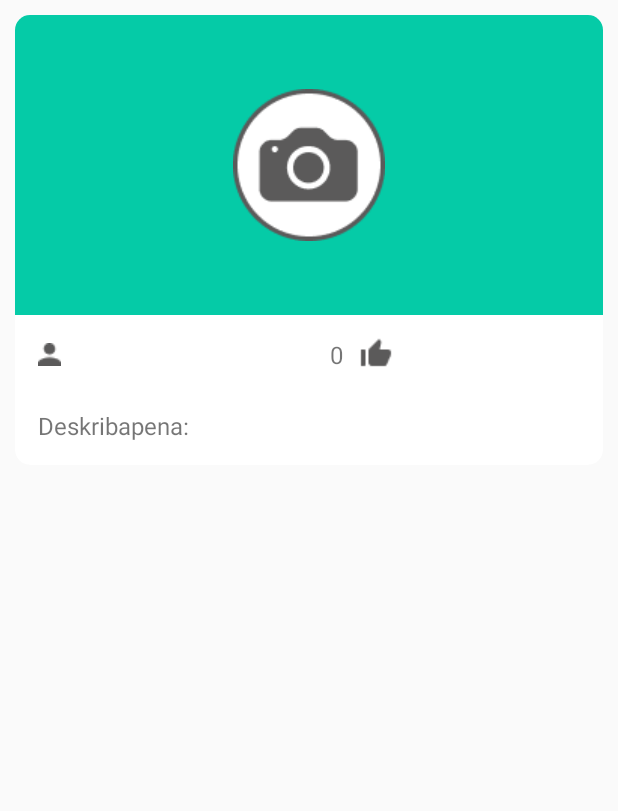
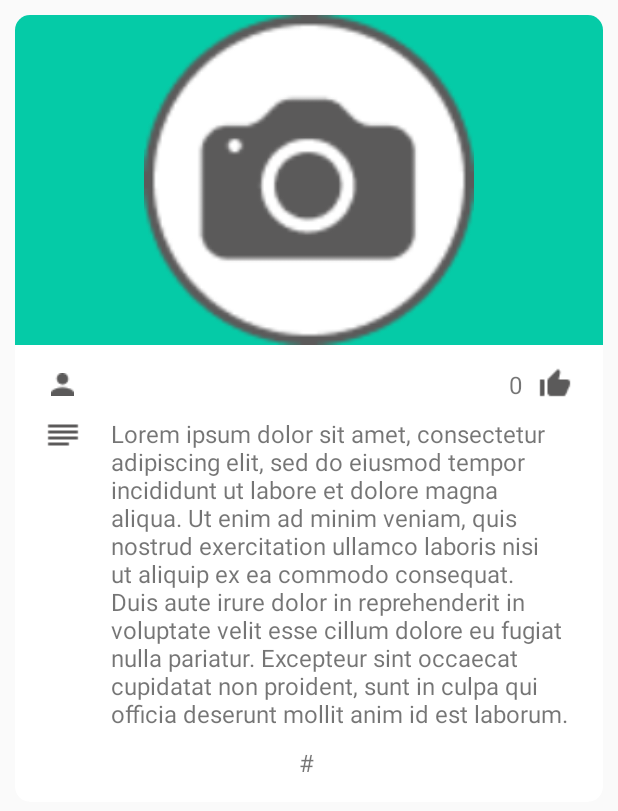
Before and after one commit to MaitaneG/ShareArt, an Android app: the layout cardview_post.xml on its own in the app's theme, with its tools: preview values and no code run, on a phone screen of 412 x 824 dp. Shown: the top 811 px of the screen. Run offline under Robolectric (Android 15) with nearby library versions, the phone set to English and light mode, and no system bars.

Commit message:
Argitarapenak hobeto ikusi

```diff
--- a/ShareArt/app/src/main/java/com/example/shareart/adapters/PostAdapter.java
+++ b/ShareArt/app/src/main/java/com/example/shareart/adapters/PostAdapter.java
@@ -31,7 +31,9 @@ public class PostAdapter extends FirestoreRecyclerAdapter<Argitarapena, PostAdap
     @Override
     protected void onBindViewHolder(@NonNull ViewHolder holder, int position, @NonNull Argitarapena model) {
         // Deskripzioa bistaratu
-        holder.textViewDeskribapena.setText(holder.textViewDeskribapena.getText().toString() + " " + model.getDeskribapena());
+        holder.textViewDeskribapena.setText(model.getDeskribapena());
+        // Kategoria
+        holder.textViewKategoria.setText(holder.textViewKategoria.getText().toString() + " " + model.getKategoria());
         // Erabiltzailea bistaratu
         userProvider = new UserProvider();
         userProvider.getErabiltzailea(model.getId_user()).addOnSuccessListener(new OnSuccessListener<DocumentSnapshot>() {
@@ -59,6 +61,7 @@ public class PostAdapter extends FirestoreRecyclerAdapter<Argitarapena, PostAdap
         TextView textViewDeskribapena;
         TextView textViewErabiltzaileIzena;
         TextView textViewLikeKopurua;
+        TextView textViewKategoria;
         ImageView imageViewArgitarapena;
         ImageView imageViewLike;
 
@@ -70,6 +73,7 @@ public class PostAdapter extends FirestoreRecyclerAdapter<Argitarapena, PostAdap
             textViewLikeKopurua = view.findViewById(R.id.textViewLikeCard);
             imageViewArgitarapena = view.findViewById(R.id.imageViewArgitarapenaCard);
             imageViewLike = view.findViewById(R.id.imageViewLike);
+            textViewKategoria = view.findViewById(R.id.textViewKategoriaCard);
 
             imageViewLike.setOnClickListener(this);
         }
--- a/ShareArt/app/src/main/res/layout/cardview_post.xml
+++ b/ShareArt/app/src/main/res/layout/cardview_post.xml
@@ -13,8 +13,8 @@
         <ImageView
             android:id="@+id/imageViewArgitarapenaCard"
             android:layout_width="match_parent"
-            android:layout_height="200dp"
-            android:scaleType="centerInside"
+            android:layout_height="220dp"
+            android:scaleType="fitCenter"
             android:src="@drawable/kamara_argazkia_igotzeko"
             android:background="@color/turquesa_claro"/>
 
@@ -22,36 +22,37 @@
             android:layout_width="match_parent"
             android:layout_height="wrap_content"
             android:orientation="horizontal"
-            android:layout_marginTop="5dp"
+            android:layout_marginTop="10dp"
+            android:layout_marginLeft="24dp"
+            android:layout_marginRight="20dp"
             android:gravity="center">
 
             <ImageView
                 android:layout_width="wrap_content"
                 android:layout_height="wrap_content"
-                android:layout_marginLeft="15dp"
-                android:layout_marginRight="10dp"
+                android:layout_marginRight="6dp"
                 android:src="@drawable/erabiltzaile_argitalpena"/>
 
             <TextView
                 android:id="@+id/textViewErabiltzaileIzenaCard"
                 android:layout_width="wrap_content"
                 android:layout_height="wrap_content"
-                android:paddingVertical="10dp"
-                android:paddingHorizontal="10dp"
+                android:paddingVertical="5dp"
+                android:layout_marginHorizontal="20dp"
                 android:textSize="16sp"/>
 
             <LinearLayout
                 android:layout_width="match_parent"
                 android:layout_height="wrap_content"
                 android:orientation="horizontal"
-                android:gravity="center">
+                android:gravity="center_vertical|end">
 
                 <TextView
                     android:id="@+id/textViewLikeCard"
                     android:layout_width="wrap_content"
                     android:layout_height="wrap_content"
                     android:text="0"
-                    android:paddingVertical="10dp"
+                    android:paddingVertical="5dp"
                     android:paddingHorizontal="10dp"
                     android:textSize="16sp"/>
 
@@ -63,13 +64,39 @@
             </LinearLayout>
         </LinearLayout>
 
-        <TextView
-            android:id="@+id/textViewDeskriptionCard"
+        <LinearLayout
             android:layout_width="match_parent"
             android:layout_height="wrap_content"
-            android:text="Deskribapena: "
-            android:paddingVertical="15dp"
+            android:orientation="horizontal"
+            android:layout_marginLeft="20dp"
+            android:layout_marginRight="20dp">
+
+            <ImageView
+                android:layout_width="wrap_content"
+                android:layout_height="wrap_content"
+                android:layout_marginTop="5dp"
+                android:src="@drawable/deskribapena_ikonoa"/>
+
+            <TextView
+                android:id="@+id/textViewDeskriptionCard"
+                android:layout_width="match_parent"
+                android:layout_height="wrap_content"
+                android:layout_marginLeft="20dp"
+                android:text="Lorem ipsum dolor sit amet, consectetur adipiscing elit, sed do eiusmod tempor incididunt ut labore et dolore magna aliqua. Ut enim ad minim veniam, quis nostrud exercitation ullamco laboris nisi ut aliquip ex ea commodo consequat. Duis aute irure dolor in reprehenderit in voluptate velit esse cillum dolore eu fugiat nulla pariatur. Excepteur sint occaecat cupidatat non proident, sunt in culpa qui officia deserunt mollit anim id est laborum."
+                android:paddingVertical="5dp"
+                android:textSize="16sp"/>
+
+        </LinearLayout>
+
+        <TextView
+            android:id="@+id/textViewKategoriaCard"
+            android:layout_width="match_parent"
+            android:layout_height="wrap_content"
+            android:gravity="center"
+            android:text="# "
+            android:paddingVertical="5dp"
             android:paddingHorizontal="15dp"
+            android:layout_marginBottom="10dp"
             android:textSize="16sp"/>
 
     </LinearLayout>
```
Also changed, not shown: ShareArt/app/src/main/res/drawable/deskribapena_ikonoa.png (added).
